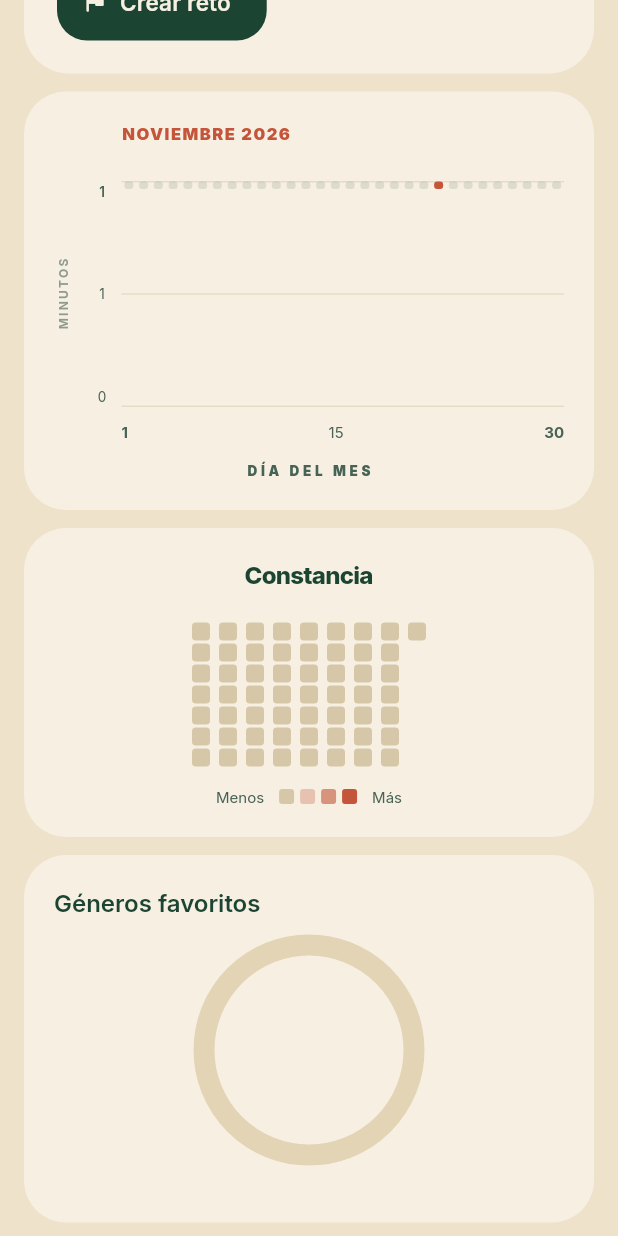
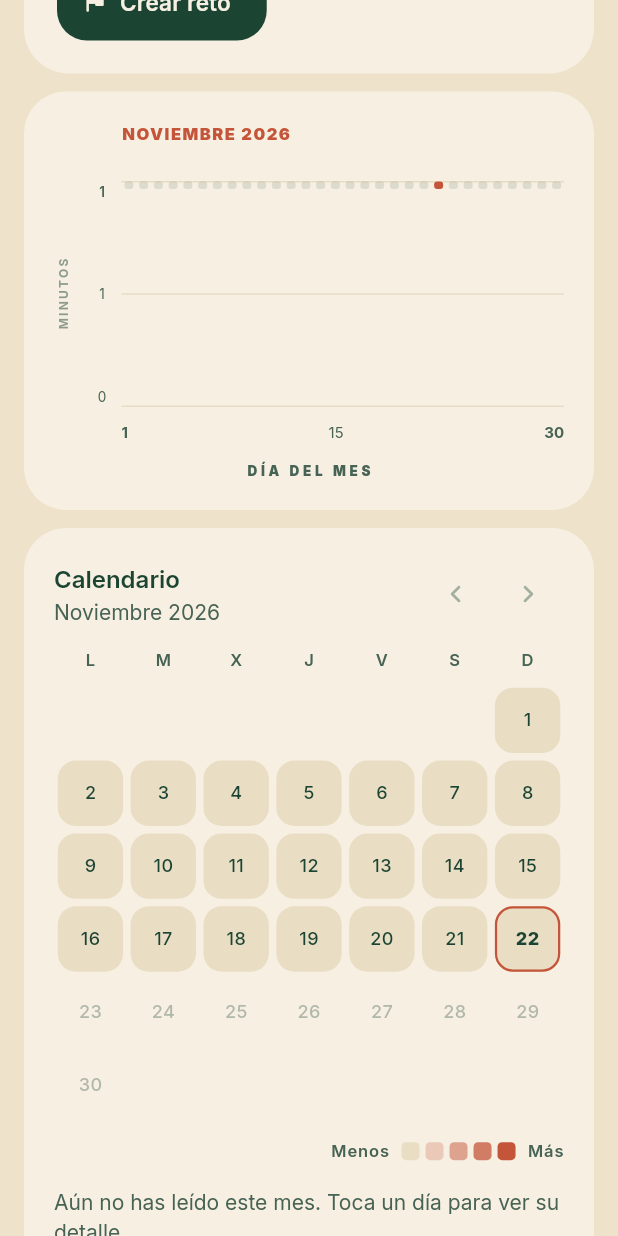
Before and after one commit to Xl3jxndro/book-tracker, a Flutter app: the StatsScreen screen opened directly, scrolled down 576 dp, on a phone screen of 412 x 824 dp. Run offline on Flutter 3.47's test engine with Material 3 defaults, Android fonts, the phone set to English and light mode, and no system bars; our stand-ins replace confetti, drift, dynamic_color, file_picker, flutter_local_notifications, flutter_riverpod and 18 more; missing offline and left inert: google_mlkit_text_recognition, home_widget, in_app_purchase_android, in_app_update, mobile_scanner, tutorial_coach_mark; accounts and stored records are empty; generated files the repository leaves out were written again; statements that could not run were skipped.

Commit message:
Calendario de lectura en Estadísticas
- Sustituye el mapa de "Constancia" (9 semanas) por un calendario mensual:
  cada día coloreado por minutos leídos (o páginas si no hubo cronómetro),
  hoy marcado, días con racha salvada con una llama.
- Flechas o deslizar para cambiar de mes (del primer mes con lecturas al
  actual). Resumen del mes: días leídos, tiempo, páginas y el mejor día.
- Tocar un día muestra qué libros se leyeron, con tiempo y páginas.
- Lógica pura y probada en services/reading_calendar.dart. Sin cambios en
  la base de datos.

Co-Authored-By: Claude Opus 5.5 <noreply@anthropic.com>

```diff
--- a/lib/screens/stats_screen.dart
+++ b/lib/screens/stats_screen.dart
@@ -7,6 +7,7 @@ import 'package:intl/intl.dart';
 import '../providers/database_provider.dart';
 import '../providers/today_provider.dart';
 import '../widgets/reading_challenge_card.dart';
+import '../widgets/reading_calendar.dart';
 import '../widgets/share_year_summary.dart';
 import '../widgets/streak_save_sheet.dart';
 import '../widgets/native_ad_card.dart';
@@ -138,7 +139,13 @@ class _StatsScreenState extends ConsumerState<StatsScreen> {
         const SizedBox(height: AppSpace.sm),
         _tile(child: _buildMonthlyActivityChart(sessions, isDark)),
         const SizedBox(height: AppSpace.sm),
-        _tile(child: ReadingHeatMap(sessions: sessions)),
+        _tile(
+          child: ReadingCalendar(
+            sessions: sessions,
+            books: books,
+            savedDays: ref.watch(streakSaveProvider).savedDays,
+          ),
+        ),
         NativeAdCard(adUnitId: AdHelper.statsNativeAdUnitId, margin: const EdgeInsets.only(top: AppSpace.sm)),
         const SizedBox(height: AppSpace.sm),
         _tile(
@@ -603,80 +610,6 @@ class _StatsScreenState extends ConsumerState<StatsScreen> {
   }
 }
 
-class ReadingHeatMap extends StatelessWidget {
-  final List<ReadingSession> sessions;
-  const ReadingHeatMap({super.key, required this.sessions});
-
-  @override
-  Widget build(BuildContext context) {
-    final Map<DateTime, int> data = {};
-    final Set<DateTime> daysWithTime = {};
-    for (var s in sessions) {
-      final date = DateTime(s.date.year, s.date.month, s.date.day);
-      data[date] = (data[date] ?? 0) + s.pagesRead;
-      if (s.seconds > 0) daysWithTime.add(date);
-    }
-
-    final today = DateTime(DateTime.now().year, DateTime.now().month, DateTime.now().day);
-    final startDate = today.subtract(const Duration(days: 7 * 8));
-
-    return Column(
-      children: [
-        const Text("Constancia", style: TextStyle(fontSize: 16, fontWeight: FontWeight.w800, letterSpacing: -0.5)),
-        const SizedBox(height: 20),
-        Center(
-          child: Column(
-            children: [
-              Wrap(
-                spacing: 4, runSpacing: 4,
-                children: List.generate(9, (weekIndex) {
-                  return Column(
-                    children: List.generate(7, (dayIndex) {
-                      final date = startDate.add(Duration(days: (weekIndex * 7) + dayIndex));
-                      final p = data[date] ?? 0;
-                      // Un día con tiempo de lectura pero 0 páginas también cuenta como activo
-                      final isActive = p > 0 || daysWithTime.contains(date);
-                      final isFuture = date.isAfter(today);
-                      return Container(
-                        width: 12, height: 12, margin: const EdgeInsets.all(1),
-                        decoration: BoxDecoration(
-                          color: isFuture ? Colors.transparent : (!isActive ? (context.cs.outlineVariant) : context.app.accent.withValues(alpha: (p/30).clamp(0.2, 1.0))),
-                          borderRadius: BorderRadius.circular(2.5),
-                        ),
-                      );
-                    }),
-                  );
-                }),
-              ),
-              const SizedBox(height: 12),
-              Row(
-                mainAxisAlignment: MainAxisAlignment.center,
-                children: [
-                  Text("Menos", style: TextStyle(fontSize: 10, color: context.cs.onSurfaceVariant)),
-                  const SizedBox(width: 8),
-                  _buildLegendSquare(context.cs.outlineVariant),
-                  _buildLegendSquare(context.app.accent.withValues(alpha: 0.3)),
-                  _buildLegendSquare(context.app.accent.withValues(alpha: 0.6)),
-                  _buildLegendSquare(context.app.accent),
-                  const SizedBox(width: 8),
-                  Text("Más", style: TextStyle(fontSize: 10, color: context.cs.onSurfaceVariant)),
-                ],
-              ),
-            ],
-          ),
-        ),
-      ],
-    );
-  }
-
-  Widget _buildLegendSquare(Color color) {
-    return Container(
-      width: 10, height: 10, margin: const EdgeInsets.symmetric(horizontal: 2),
-      decoration: BoxDecoration(color: color, borderRadius: BorderRadius.circular(2)),
-    );
-  }
-}
-
 class PieChartPainter extends CustomPainter {
   final List<MapEntry<String, int>> data;
   final int total;
--- /dev/null
+++ b/lib/services/reading_calendar.dart
@@ -0,0 +1,120 @@
+import '../database/database.dart';
+
+/// Lo leído en un libro durante un día.
+class BookDayReading {
+  final int bookId;
+  final int seconds;
+  final int pages;
+  const BookDayReading(this.bookId, this.seconds, this.pages);
+}
+
+/// Lo leído en un día (sumando todas sus sesiones).
+class DayReading {
+  final DateTime day;
+  final int seconds;
+  final int pages;
+
+  /// Por libro, de más a menos tiempo.
+  final List<BookDayReading> books;
+
+  const DayReading(this.day, this.seconds, this.pages, this.books);
+
+  bool get hasReading => seconds > 0 || pages > 0;
+}
+
+DateTime _dateOnly(DateTime d) => DateTime(d.year, d.month, d.day);
+
+/// Sesiones agrupadas por día (y por libro dentro de cada día).
+Map<DateTime, DayReading> readingByDay(Iterable<ReadingSession> sessions) {
+  final perDay = <DateTime, Map<int, (int, int)>>{};
+  for (final s in sessions) {
+    final books = perDay.putIfAbsent(_dateOnly(s.date), () => {});
+    final (seconds, pages) = books[s.bookId] ?? (0, 0);
+    books[s.bookId] = (seconds + s.seconds, pages + s.pagesRead);
+  }
+  return {
+    for (final MapEntry(key: day, value: books) in perDay.entries)
+      day: () {
+        final list = [for (final MapEntry(key: id, value: (sec, pag)) in books.entries) BookDayReading(id, sec, pag)]
+          ..sort((a, b) => b.seconds != a.seconds ? b.seconds.compareTo(a.seconds) : b.pages.compareTo(a.pages));
+        return DayReading(
+          day,
+          list.fold(0, (sum, b) => sum + b.seconds),
+          list.fold(0, (sum, b) => sum + b.pages),
+          list,
+        );
+      }(),
+  };
+}
+
+/// Intensidad del color de un día (0 = nada, 4 = mucho), por minutos
+/// leídos; si solo se anotaron páginas (sin cronómetro), por páginas.
+int readingLevel(DayReading? day) {
+  if (day == null || !day.hasReading) return 0;
+  if (day.seconds > 0) {
+    final minutes = day.seconds / 60;
+    if (minutes >= 60) return 4;
+    if (minutes >= 30) return 3;
+    if (minutes >= 15) return 2;
+    return 1;
+  }
+  if (day.pages >= 50) return 4;
+  if (day.pages >= 25) return 3;
+  if (day.pages >= 10) return 2;
+  return 1;
+}
+
+/// Días del mes en una cuadrícula que empieza en lunes: `null` en los
+/// huecos antes del día 1 y después del último (filas completas de 7).
+List<DateTime?> monthGrid(int year, int month) {
+  final first = DateTime(year, month);
+  final daysInMonth = DateTime(year, month + 1, 0).day;
+  final leading = first.weekday - 1; // lunes = 0
+  final cells = <DateTime?>[
+    for (var i = 0; i < leading; i++) null,
+    for (var d = 1; d <= daysInMonth; d++) DateTime(year, month, d),
+  ];
+  while (cells.length % 7 != 0) {
+    cells.add(null);
+  }
+  return cells;
+}
+
+/// Resumen de un mes.
+class MonthSummary {
+  final int daysRead;
+  final int seconds;
+  final int pages;
+
+  /// El día con más tiempo (o más páginas si no hubo cronómetro).
+  final DayReading? bestDay;
+
+  const MonthSummary(this.daysRead, this.seconds, this.pages, this.bestDay);
+}
+
+MonthSummary summarizeMonth(Map<DateTime, DayReading> days, int year, int month) {
+  var daysRead = 0;
+  var seconds = 0;
+  var pages = 0;
+  DayReading? best;
+  for (final day in days.values) {
+    if (day.day.year != year || day.day.month != month || !day.hasReading) continue;
+    daysRead++;
+    seconds += day.seconds;
+    pages += day.pages;
+    if (best == null ||
+        day.seconds > best.seconds ||
+        (day.seconds == best.seconds && day.pages > best.pages)) {
+      best = day;
+    }
+  }
+  return MonthSummary(daysRead, seconds, pages, best);
+}
+
+/// "1 h 5 min", "45 min" o "0 min".
+String formatReadingDuration(int seconds) {
+  final minutes = seconds ~/ 60;
+  if (minutes < 60) return '$minutes min';
+  final rest = minutes % 60;
+  return rest == 0 ? '${minutes ~/ 60} h' : '${minutes ~/ 60} h $rest min';
+}
--- /dev/null
+++ b/lib/widgets/reading_calendar.dart
@@ -0,0 +1,361 @@
+import 'package:flutter/services.dart';
+import 'package:intl/intl.dart';
+import 'package:material_ui/material_ui.dart';
+
+import '../database/database.dart';
+import '../services/reading_calendar.dart';
+import '../theme/app_colors.dart';
+import '../theme/app_tokens.dart';
+import 'book_card.dart';
+
+/// Calendario de lectura: cada día del mes coloreado según cuánto se leyó.
+/// Al tocar un día se ve qué libros se leyeron, cuánto tiempo y páginas.
+class ReadingCalendar extends StatefulWidget {
+  final List<ReadingSession> sessions;
+  final List<Book> books;
+
+  /// Días con la racha salvada (cuentan para la racha aunque no se leyó).
+  final Set<DateTime> savedDays;
+
+  /// "Hoy" (para pruebas); por defecto, la fecha actual.
+  final DateTime? today;
+
+  const ReadingCalendar({
+    super.key,
+    required this.sessions,
+    required this.books,
+    this.savedDays = const {},
+    this.today,
+  });
+
+  @override
+  State<ReadingCalendar> createState() => _ReadingCalendarState();
+}
+
+class _ReadingCalendarState extends State<ReadingCalendar> {
+  late DateTime _month; // día 1 del mes que se ve
+  DateTime? _selected;
+
+  DateTime get _today {
+    final now = widget.today ?? DateTime.now();
+    return DateTime(now.year, now.month, now.day);
+  }
+
+  @override
+  void initState() {
+    super.initState();
+    _month = DateTime(_today.year, _today.month);
+  }
+
+  /// Primer mes con lecturas (no se puede ir más atrás).
+  DateTime get _firstMonth {
+    if (widget.sessions.isEmpty) return DateTime(_today.year, _today.month);
+    final first = widget.sessions.map((s) => s.date).reduce((a, b) => a.isBefore(b) ? a : b);
+    return DateTime(first.year, first.month);
+  }
+
+  bool get _canGoBack => _month.isAfter(_firstMonth);
+  bool get _canGoForward => _month.isBefore(DateTime(_today.year, _today.month));
+
+  void _changeMonth(int delta) {
+    if (delta < 0 && !_canGoBack || delta > 0 && !_canGoForward) return;
+    HapticFeedback.selectionClick();
+    setState(() {
+      _month = DateTime(_month.year, _month.month + delta);
+      _selected = null;
+    });
+  }
+
+  @override
+  Widget build(BuildContext context) {
+    final theme = Theme.of(context);
+    final days = readingByDay(widget.sessions);
+    final summary = summarizeMonth(days, _month.year, _month.month);
+    final monthName = toBeginningOfSentenceCase(DateFormat('MMMM y', 'es').format(_month));
+
+    return GestureDetector(
+      // Deslizar a los lados también cambia de mes
+      onHorizontalDragEnd: (d) {
+        final v = d.primaryVelocity ?? 0;
+        if (v.abs() > 250) _changeMonth(v < 0 ? 1 : -1);
+      },
+      child: Column(
+        crossAxisAlignment: CrossAxisAlignment.start,
+        children: [
+          Row(
+            children: [
+              Expanded(
+                child: Column(
+                  crossAxisAlignment: CrossAxisAlignment.start,
+                  children: [
+                    Text('Calendario', style: theme.textTheme.titleMedium),
+                    Text(monthName, style: theme.textTheme.bodyMedium?.copyWith(color: context.cs.onSurfaceVariant)),
+                  ],
+                ),
+              ),
+              IconButton(
+                tooltip: 'Mes anterior',
+                onPressed: _canGoBack ? () => _changeMonth(-1) : null,
+                icon: const Icon(Icons.chevron_left_rounded),
+              ),
+              IconButton(
+                tooltip: 'Mes siguiente',
+                onPressed: _canGoForward ? () => _changeMonth(1) : null,
+                icon: const Icon(Icons.chevron_right_rounded),
+              ),
+            ],
+          ),
+          const SizedBox(height: AppSpace.sm),
+          _weekdayHeader(context),
+          const SizedBox(height: AppSpace.xs),
+          _grid(context, days),
+          const SizedBox(height: AppSpace.sm),
+          _legend(context),
+          const SizedBox(height: AppSpace.md),
+          AnimatedSize(
+            duration: AppMotion.medium,
+            alignment: Alignment.topCenter,
+            child: _selected == null
+                ? _monthSummary(context, summary)
+                : _dayDetail(context, _selected!, days[_selected!]),
+          ),
+        ],
+      ),
+    );
+  }
+
+  Widget _weekdayHeader(BuildContext context) {
+    final letter = DateFormat('EEEEE', 'es');
+    final monday = DateTime(2024, 1, 1); // un lunes
+    return Row(
+      children: [
+        for (var i = 0; i < 7; i++)
+          Expanded(
+            child: Center(
+              child: Text(
+                letter.format(monday.add(Duration(days: i))).toUpperCase(),
+                style: Theme.of(context).textTheme.labelSmall?.copyWith(color: context.cs.onSurfaceVariant),
+              ),
+            ),
+          ),
+      ],
+    );
+  }
+
+  Color _levelColor(BuildContext context, int level) => switch (level) {
+        0 => context.cs.surfaceContainerHigh,
+        1 => context.app.accent.withValues(alpha: 0.25),
+        2 => context.app.accent.withValues(alpha: 0.5),
+        3 => context.app.accent.withValues(alpha: 0.75),
+        _ => context.app.accent,
+      };
+
+  Widget _grid(BuildContext context, Map<DateTime, DayReading> days) {
+    final cells = monthGrid(_month.year, _month.month);
+    final saved = {for (final d in widget.savedDays) DateTime(d.year, d.month, d.day)};
+    return Column(
+      children: [
+        for (var row = 0; row < cells.length ~/ 7; row++)
+          Row(
+            children: [
+              for (var col = 0; col < 7; col++)
+                Expanded(child: _dayCell(context, cells[row * 7 + col], days, saved)),
+            ],
+          ),
+      ],
+    );
+  }
+
+  Widget _dayCell(BuildContext context, DateTime? day, Map<DateTime, DayReading> days, Set<DateTime> saved) {
+    if (day == null) return const AspectRatio(aspectRatio: 1, child: SizedBox());
+    final theme = Theme.of(context);
+    final reading = days[day];
+    final level = readingLevel(reading);
+    final isFuture = day.isAfter(_today);
+    final isToday = day == _today;
+    final isSelected = day == _selected;
+    final isSaved = level == 0 && saved.contains(day);
+    final strong = level >= 3;
+
+    final label = DateFormat("EEEE d 'de' MMMM", 'es').format(day);
+    final description = reading == null || !reading.hasReading
+        ? (isSaved ? '$label, racha salvada' : '$label, sin lectura')
+        : '$label, ${formatReadingDuration(reading.seconds)}, ${reading.pages} páginas';
+
+    return AspectRatio(
+      aspectRatio: 1,
+      child: Padding(
+        padding: const EdgeInsets.all(2.5),
+        child: Semantics(
+          button: !isFuture,
+          selected: isSelected,
+          label: description,
+          excludeSemantics: true,
+          child: Material(
+            color: isFuture ? Colors.transparent : _levelColor(context, level),
+            shape: RoundedRectangleBorder(
+              borderRadius: AppRadius.smAll,
+              side: isSelected
+                  ? BorderSide(color: context.cs.onSurface, width: 2)
+                  : isToday
+                      ? BorderSide(color: context.app.accent, width: 1.5)
+                      : BorderSide.none,
+            ),
+            child: InkWell(
+              borderRadius: AppRadius.smAll,
+              onTap: isFuture
+                  ? null
+                  : () {
+                      HapticFeedback.selectionClick();
+                      setState(() => _selected = isSelected ? null : day);
+                    },
+              child: Stack(
+                alignment: Alignment.center,
+                children: [
+                  Text(
+                    '${day.day}',
+                    style: theme.textTheme.labelMedium?.copyWith(
+                      fontWeight: isToday ? FontWeight.w800 : FontWeight.w500,
+                      color: isFuture
+                          ? context.cs.onSurfaceVariant.withValues(alpha: 0.4)
+                          : strong
+                              ? context.app.onAccent
+                              : context.cs.onSurface,
+                    ),
+                  ),
+                  if (isSaved)
+                    Positioned(
+                      bottom: 2,
+                      child: Icon(Icons.local_fire_department_rounded, size: 10, color: context.app.streak),
+                    ),
+                ],
+              ),
+            ),
+          ),
+        ),
+      ),
+    );
+  }
+
+  Widget _legend(BuildContext context) {
+    final style = Theme.of(context).textTheme.labelSmall?.copyWith(color: context.cs.onSurfaceVariant);
+    return Row(
+      mainAxisAlignment: MainAxisAlignment.end,
+      children: [
+        Text('Menos', style: style),
+        const SizedBox(width: 6),
+        for (var level = 0; level <= 4; level++)
+          Container(
+            width: 12,
+            height: 12,
+            margin: const EdgeInsets.symmetric(horizontal: 2),
+            decoration: BoxDecoration(color: _levelColor(context, level), borderRadius: BorderRadius.circular(3)),
+          ),
+        const SizedBox(width: 6),
+        Text('Más', style: style),
+      ],
+    );
+  }
+
+  Widget _monthSummary(BuildContext context, MonthSummary summary) {
+    final theme = Theme.of(context);
+    if (summary.daysRead == 0) {
+      return Text(
+        _month.year == _today.year && _month.month == _today.month
+            ? 'Aún no has leído este mes. Toca un día para ver su detalle.'
+            : 'No hay lecturas este mes.',
+        style: theme.textTheme.bodyMedium?.copyWith(color: context.cs.onSurfaceVariant),
+      );
+    }
+    final best = summary.bestDay;
+    return Column(
+      crossAxisAlignment: CrossAxisAlignment.start,
+      children: [
+        Row(
+          children: [
+            _stat(context, '${summary.daysRead}', summary.daysRead == 1 ? 'día leído' : 'días leídos'),
+            _stat(context, formatReadingDuration(summary.seconds), 'en total'),
+            _stat(context, NumberFormat.decimalPattern('es').format(summary.pages), 'páginas'),
+          ],
+        ),
+        if (best != null) ...[
+          const SizedBox(height: AppSpace.sm),
+          Text(
+            'Tu mejor día: ${DateFormat("d 'de' MMMM", 'es').format(best.day)} · '
+            '${best.seconds > 0 ? formatReadingDuration(best.seconds) : '${best.pages} páginas'}',
+            style: theme.textTheme.bodySmall?.copyWith(color: context.cs.onSurfaceVariant),
+          ),
+        ],
+      ],
+    );
+  }
+
+  Widget _stat(BuildContext context, String value, String label) {
+    final theme = Theme.of(context);
+    return Expanded(
+      child: Column(
+        crossAxisAlignment: CrossAxisAlignment.start,
+        children: [
+          Text(value, style: theme.textTheme.titleMedium?.copyWith(fontWeight: FontWeight.w700)),
+          Text(label, style: theme.textTheme.bodySmall?.copyWith(color: context.cs.onSurfaceVariant)),
+        ],
+      ),
+    );
+  }
+
+  Widget _dayDetail(BuildContext context, DateTime day, DayReading? reading) {
+    final theme = Theme.of(context);
+    final title = toBeginningOfSentenceCase(DateFormat("EEEE d 'de' MMMM", 'es').format(day));
+    final booksById = {for (final b in widget.books) b.id: b};
+    final saved = widget.savedDays.any((d) => d.year == day.year && d.month == day.month && d.day == day.day);
+
+    return Column(
+      crossAxisAlignment: CrossAxisAlignment.start,
+      children: [
+        Row(
+          children: [
+            Expanded(child: Text(title, style: theme.textTheme.titleSmall)),
+            if (reading != null && reading.hasReading)
+              Text(
+                '${formatReadingDuration(reading.seconds)} · ${reading.pages} págs.',
+                style: theme.textTheme.bodySmall?.copyWith(color: context.cs.onSurfaceVariant),
+              ),
+          ],
+        ),
+        const SizedBox(height: AppSpace.xs),
+        if (reading == null || !reading.hasReading)
+          Text(
+            saved ? 'No leíste, pero salvaste tu racha este día.' : 'Este día no leíste.',
+            style: theme.textTheme.bodyMedium?.copyWith(color: context.cs.onSurfaceVariant),
+          )
+        else
+          for (final entry in reading.books)
+            Padding(
+              padding: const EdgeInsets.symmetric(vertical: 4),
+              child: Row(
+                children: [
+                  BookCover(path: booksById[entry.bookId]?.coverUrl, width: 28, height: 42, radius: 4),
+                  const SizedBox(width: AppSpace.sm),
+                  Expanded(
+                    child: Text(
+                      booksById[entry.bookId]?.title ?? 'Libro eliminado',
+                      maxLines: 1,
+                      overflow: TextOverflow.ellipsis,
+                      style: theme.textTheme.bodyMedium?.copyWith(fontWeight: FontWeight.w600),
+                    ),
+                  ),
+                  const SizedBox(width: AppSpace.xs),
+                  Text(
+                    [
+                      if (entry.seconds > 0) formatReadingDuration(entry.seconds),
+                      if (entry.pages > 0) '${entry.pages} págs.',
+                    ].join(' · '),
+                    style: theme.textTheme.bodySmall?.copyWith(color: context.cs.onSurfaceVariant),
+                  ),
+                ],
+              ),
+            ),
+      ],
+    );
+  }
+}
```
Also changed, not shown: 1 other file.
